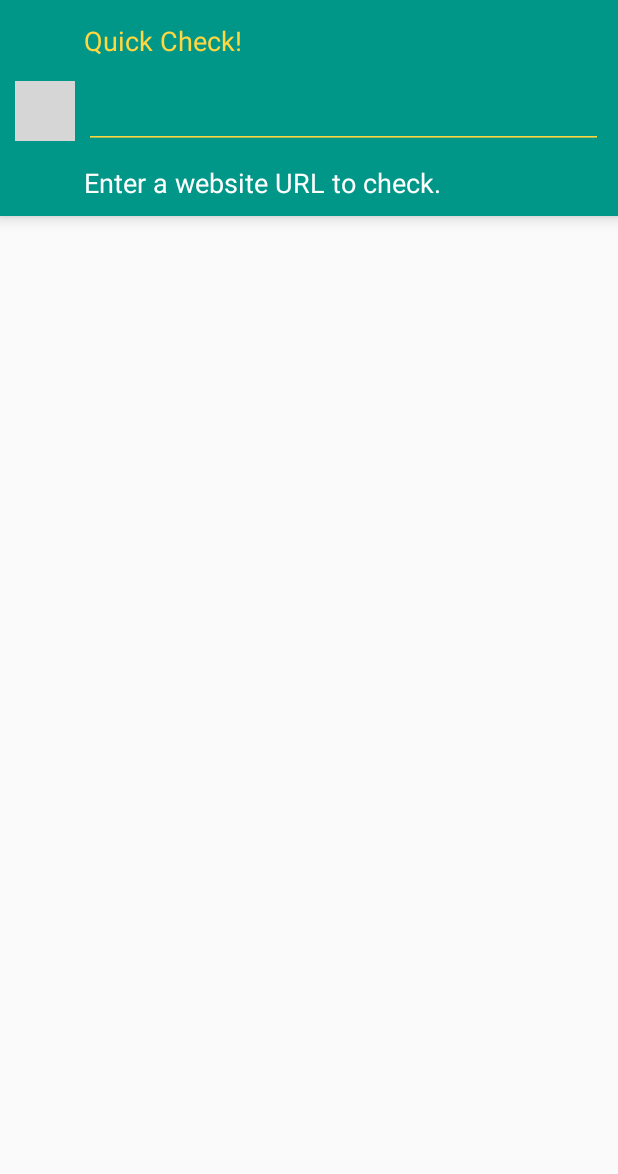
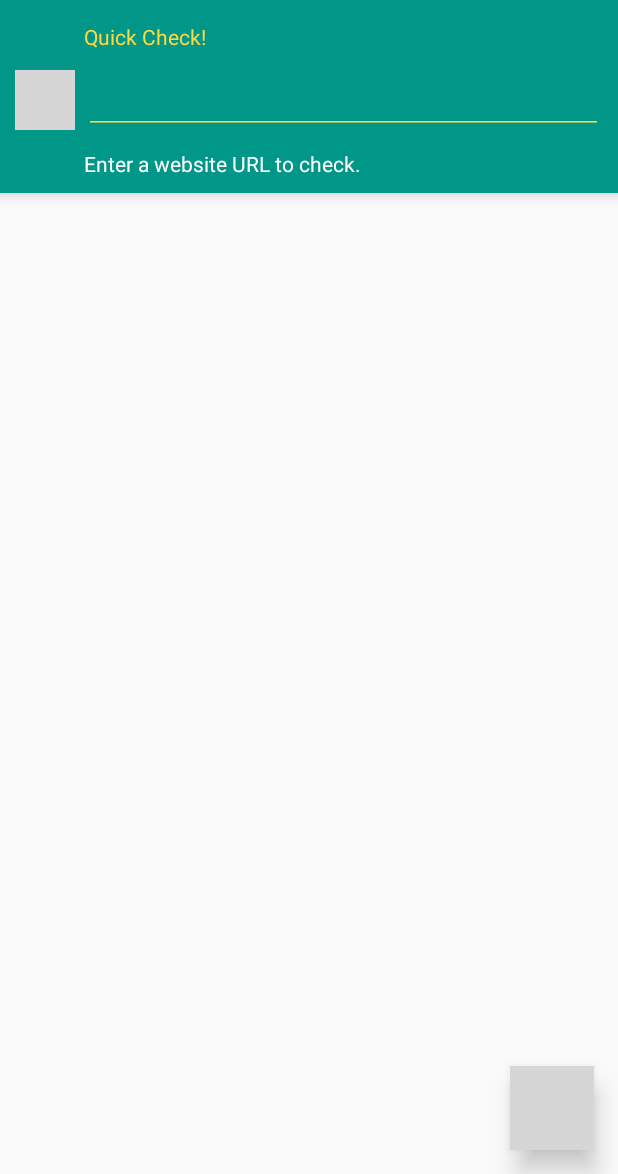
Before and after one commit to colinrtwhite/Ping, an Android app: the screen it shows after launch (MainActivity), on a phone screen of 412 x 824 dp, the part 62-1236 px from its top. Run offline under Robolectric (Android 15) with nearby library versions, the phone set to English and light mode, and no system bars; 1 statement that could not run was skipped; grey boxes are pictures that could not be loaded.

Commit message:
Added a floating action button to launch the activity to activity_main. Fixed bug with having to reselect EditText to trigger the onClickListener.

```diff
--- a/app/src/main/java/com/colinwhite/ping/MainActivity.java
+++ b/app/src/main/java/com/colinwhite/ping/MainActivity.java
@@ -7,11 +7,12 @@ import android.content.IntentFilter;
 import android.os.Bundle;
 import android.support.v7.app.ActionBarActivity;
 import android.support.v7.widget.Toolbar;
+import android.view.KeyEvent;
 import android.view.Menu;
 import android.view.MenuItem;
 import android.view.View;
+import android.view.inputmethod.EditorInfo;
 import android.view.inputmethod.InputMethodManager;
-import android.widget.Button;
 import android.widget.EditText;
 import android.widget.ImageButton;
 import android.widget.LinearLayout;
@@ -23,6 +24,7 @@ public class MainActivity extends ActionBarActivity {
 
     private static Toolbar mToolbar;
     private static ImageButton mButton;
+    private static ImageButton mFloatingButton;
     private static EditText mEditText;
     private static LinearLayout mActivityContainer;
 
@@ -39,41 +41,35 @@ public class MainActivity extends ActionBarActivity {
             setSupportActionBar(mToolbar);
         }
 
-        // Set the onClickListener for the ping button to call PingService with the URL from
-        // the text field.
-        mButton = (ImageButton) findViewById(R.id.button_id);
-        Button.OnClickListener onClickListener = new Button.OnClickListener() {
+        // Set the onClickListener for the ping button to attempt to start the PingService.
+        mButton = (ImageButton) findViewById(R.id.ping_button);
+        mButton.setOnClickListener(new ImageButton.OnClickListener() {
             public void onClick(View v) {
-                // Retrieve the text from the URL input field.
-                String inputText = mEditText.getText().toString();
+                startPingService();
+            }
+        });
 
-                // Validate input
-                if (!inputText.isEmpty()) {
-                    Intent checkIfUpServiceIntent = new Intent(getApplicationContext(),
-                            PingService.class);
+        // Give the same logic to the "enter" key on the soft keyboard while in the EditText.
+        mEditText = (EditText) findViewById(R.id.url_text_field_quick);
+        mEditText.setOnEditorActionListener(new TextView.OnEditorActionListener() {
+            public boolean onEditorAction(TextView v, int actionId, KeyEvent event) {
+                boolean isActionDone = actionId == EditorInfo.IME_ACTION_DONE;
+                if (isActionDone) {
+                    startPingService();
+                }
+                return isActionDone;
+            }
+        });
 
-                    // Add the URL from the text field to the Intent.
-                    checkIfUpServiceIntent.putExtra(URL_ID, inputText);
+        // Set the floating button to open the CreateMonitorActivity.
+        mFloatingButton = (ImageButton) findViewById(R.id.add_button);
+        mFloatingButton.setOnClickListener(new ImageButton.OnClickListener() {
+            public void onClick(View v) {
+                startActivity(new Intent(getApplicationContext(), CreateMonitorActivity.class));
+            }
+        });
 
-                    // Remove focus from mEditText once URL has been entered.
-                    mActivityContainer.requestFocus();
-
-                    // Close the virtual keyboard.
-                    InputMethodManager inputMethodManager = (InputMethodManager) getSystemService(
-                            Context.INPUT_METHOD_SERVICE);
-                    inputMethodManager.hideSoftInputFromWindow(mEditText.getWindowToken(), 0);
-
-                    startService(checkIfUpServiceIntent);
-                }
-            }
-        };
-        mButton.setOnClickListener(onClickListener);
-
-        // Set the EditText to use the same onClickListener.
-        mEditText = (EditText) findViewById(R.id.url_text_field_quick);
-        mEditText.setOnClickListener(onClickListener);
-
-        // Instantiate the intent filter and the receiver
+        // Instantiate the intent filter and the receiver to receive the output.
         IntentFilter filter = new IntentFilter(PingServiceReceiver.ACTION_RESPONSE);
         filter.addCategory(Intent.CATEGORY_DEFAULT);
         PingServiceReceiver receiver = new PingServiceReceiver();
@@ -100,6 +96,30 @@ public class MainActivity extends ActionBarActivity {
         }
 
         return super.onOptionsItemSelected(item);
+    }
+
+    private void startPingService() {
+        // Retrieve the text from the URL input field.
+        String inputText = mEditText.getText().toString();
+
+        // Validate input
+        if (!inputText.isEmpty()) {
+            Intent pingServiceIntent = new Intent(getApplicationContext(),
+                    PingService.class);
+
+            // Add the URL from the text field to the Intent.
+            pingServiceIntent.putExtra(URL_ID, inputText);
+
+            // Close the virtual keyboard.
+            InputMethodManager inputMethodManager = (InputMethodManager) getSystemService(
+                    Context.INPUT_METHOD_SERVICE);
+            inputMethodManager.hideSoftInputFromWindow(mEditText.getWindowToken(), 0);
+
+            // Remove focus from mEditText once URL has been entered.
+            mActivityContainer.requestFocus();
+
+            startService(pingServiceIntent);
+        }
     }
 
     /**
--- a/app/src/main/res/layout/activity_main.xml
+++ b/app/src/main/res/layout/activity_main.xml
@@ -14,21 +14,21 @@
         android:layout_width="match_parent"
         android:layout_height="wrap_content"
         android:background="@color/primary"
-        android:elevation="@dimen/elevation_low"
+        android:elevation="@dimen/elevation_medium"
         android:minHeight="?attr/actionBarSize" />
 
     <LinearLayout
         android:layout_width="match_parent"
         android:layout_height="wrap_content"
         android:background="@color/primary"
-        android:elevation="@dimen/elevation_low"
+        android:elevation="@dimen/elevation_medium"
         android:orientation="horizontal"
         android:paddingBottom="10sp"
         android:paddingLeft="10sp"
         android:paddingRight="10sp">
 
         <ImageButton
-            android:id="@+id/button_id"
+            android:id="@+id/ping_button"
             android:layout_width="40sp"
             android:layout_height="40sp"
             android:layout_gravity="center"
@@ -51,7 +51,7 @@
                 android:layout_height="wrap_content"
                 android:text="@string/quick_check_title"
                 android:textColor="@color/accent"
-                android:textSize="@dimen/abc_text_size_medium_material" />
+                android:textSize="@dimen/abc_text_size_small_material" />
 
             <Space
                 android:layout_width="match_parent"
@@ -63,7 +63,8 @@
                 android:layout_height="wrap_content"
                 android:inputType="textNoSuggestions"
                 android:maxLines="1"
-                android:textSize="@dimen/abc_text_size_large_material" />
+                android:privateImeOptions="nm"
+                android:textSize="@dimen/abc_text_size_medium_material" />
 
             <Space
                 android:layout_width="match_parent"
@@ -74,12 +75,31 @@
                 android:layout_width="match_parent"
                 android:layout_height="wrap_content"
                 android:text="@string/initial_output_text_id"
-                android:textSize="@dimen/abc_text_size_medium_material" />
+                android:textSize="@dimen/abc_text_size_small_material" />
         </LinearLayout>
     </LinearLayout>
 
-    <ListView
+    <FrameLayout
         android:layout_width="match_parent"
-        android:layout_height="match_parent" />
+        android:layout_height="match_parent">
+
+        <ListView
+            android:layout_width="match_parent"
+            android:layout_height="match_parent" />
+
+        <ImageButton
+            android:id="@+id/add_button"
+            android:layout_width="@dimen/round_button_diameter"
+            android:layout_height="@dimen/round_button_diameter"
+            android:layout_gravity="end|bottom"
+            android:layout_marginBottom="@dimen/add_button_margin"
+            android:layout_marginEnd="@dimen/add_button_margin"
+            android:background="@drawable/oval"
+            android:elevation="@dimen/elevation_high"
+            android:src="@android:drawable/ic_input_add"
+            android:tint="@android:color/white"
+            tools:ignore="RtlCompat" />
+
+    </FrameLayout>
 
 </LinearLayout>
--- a/app/src/main/res/values/dimens.xml
+++ b/app/src/main/res/values/dimens.xml
@@ -2,7 +2,10 @@
     <!-- Default screen margins, per the Android Design guidelines. -->
     <dimen name="activity_horizontal_margin">16dp</dimen>
     <dimen name="activity_vertical_margin">16dp</dimen>
-    <dimen name="elevation_low">6dp</dimen>
-    <dimen name="elevation_high">12dp</dimen>
+    <dimen name="elevation_low">2dp</dimen>
+    <dimen name="elevation_medium">6dp</dimen>
+    <dimen name="elevation_high">10dp</dimen>
+    <dimen name="round_button_diameter">56sp</dimen>
+    <dimen name="add_button_margin">16dp</dimen>
 
 </resources>
```
Also changed, not shown: app/src/main/res/layout/activity_create_monitor.xml (+7 -3 lines).
